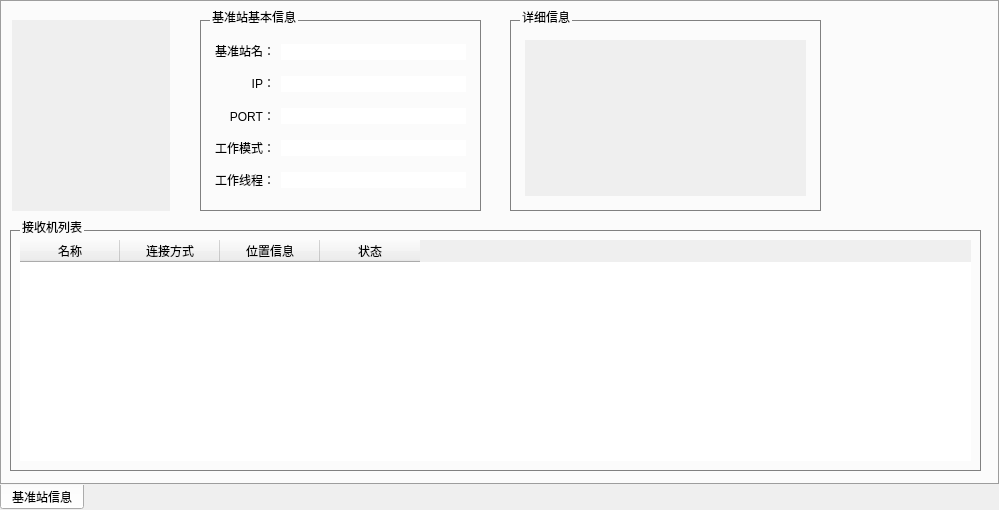
Before: the Qt Designer form widget/stationinfo_widget.ui in yanghang8612/SMAMMainUI, drawn with Qt 5.
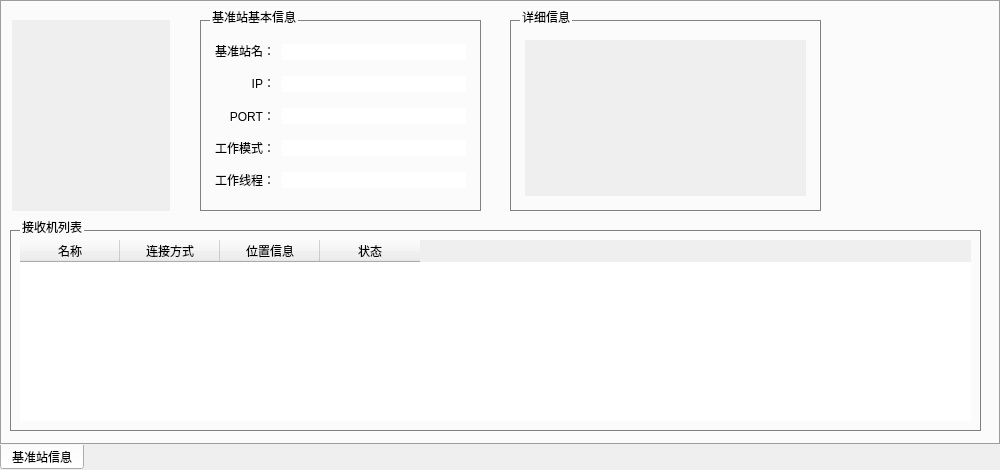
After: the same form once the commit is applied.

Diff of the .ui file:
```diff
--- a/widget/stationinfo_widget.ui
+++ b/widget/stationinfo_widget.ui
@@ -6,8 +6,8 @@
    <rect>
     <x>0</x>
     <y>0</y>
-    <width>999</width>
-    <height>510</height>
+    <width>1000</width>
+    <height>470</height>
    </rect>
   </property>
   <property name="font">
@@ -268,7 +268,7 @@
       <x>10</x>
       <y>220</y>
       <width>971</width>
-      <height>251</height>
+      <height>211</height>
      </rect>
     </property>
     <property name="styleSheet">
```
